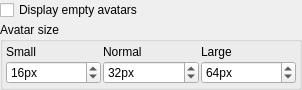
Qt form src/plugins/avatars/avatarsizeoptionswidget.ui (eyecu-im/eyecu-qt) before a commit.
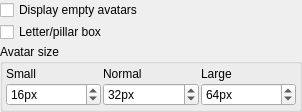
The same form after that commit.

Patch:
```diff
--- a/src/plugins/avatars/avatarsizeoptionswidget.ui
+++ b/src/plugins/avatars/avatarsizeoptionswidget.ui
@@ -7,7 +7,7 @@
     <x>0</x>
     <y>0</y>
     <width>302</width>
-    <height>84</height>
+    <height>94</height>
    </rect>
   </property>
   <property name="windowTitle">
@@ -36,6 +36,13 @@
      </property>
     </widget>
    </item>
+   <item>
+    <widget class="QCheckBox" name="cbLetterPillarBox">
+     <property name="text">
+      <string>Letter/pillar box</string>
+     </property>
+    </widget>
+   </item>
    <item>
     <widget class="QGroupBox" name="gpbAvatarSize">
      <property name="title">
```
Left out of the diff: 1 changed line with no effect on the pictures.
